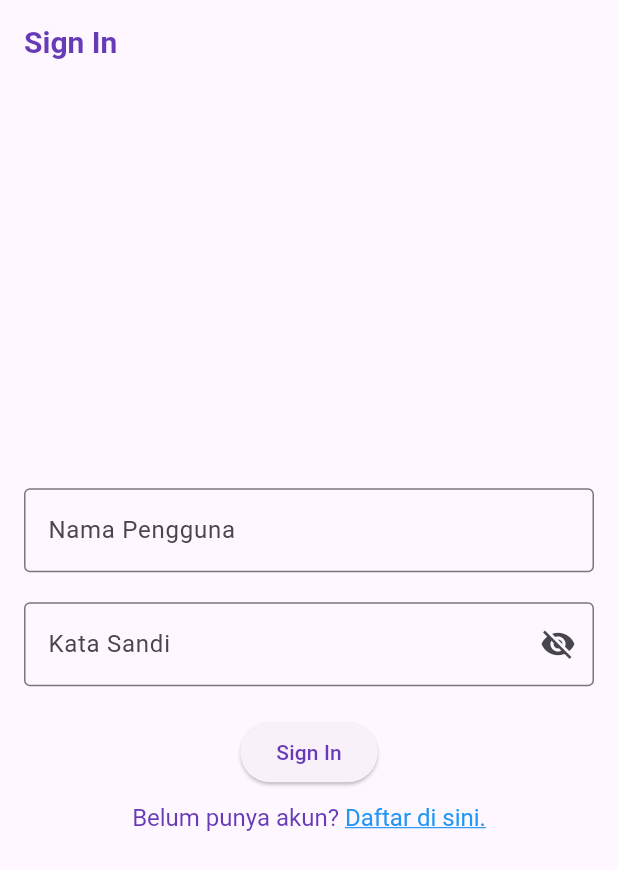
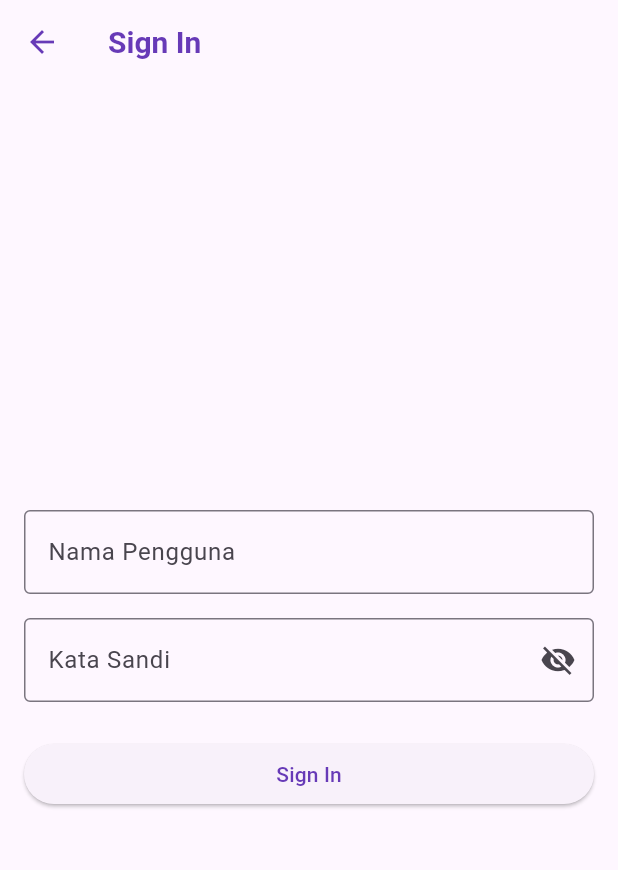
Before and after one commit to nadasalsa10/wisata_candi_Nada, a Flutter app: the SignInScreen screen opened directly, after a tap on "Sign In", on a phone screen of 412 x 824 dp. Shown: the top 870 px of the screen. Run offline on Flutter 3.47's test engine with Material 3 defaults, Android fonts, the phone set to English and light mode, and no system bars.

Commit message:
Tambah state management Provider untuk favorit dan sign in

```diff
--- a/lib/providers/favorite_provider.dart
+++ b/lib/providers/favorite_provider.dart
@@ -16,4 +16,9 @@
     }
     notifyListeners();
   }
+
+  void clearAll() {
+    _favorites.clear();
+    notifyListeners();
+  }
 }
--- a/lib/screen/sign_in_screen.dart
+++ b/lib/screen/sign_in_screen.dart
@@ -1,5 +1,6 @@
-import 'package:flutter/gestures.dart';
 import 'package:flutter/material.dart';
+import 'package:provider/provider.dart';
+import 'package:wisata_candi_nada/providers/auth_provider.dart';
 
 class SignInScreen extends StatefulWidget {
   const SignInScreen({super.key});
@@ -9,31 +10,37 @@
 }
 
 class _SignInScreenState extends State<SignInScreen> {
-  // TODO: 1. Deklarasikan variabel
   final TextEditingController _usernameController = TextEditingController();
   final TextEditingController _passwordController = TextEditingController();
 
-  String _errorText = '';
-  bool _isSignedIn = false;
+  // Ephemeral state: hanya dipakai di layar ini, jadi cukup setState
   bool _obscurePassword = true;
+
+  @override
+  void dispose() {
+    _usernameController.dispose();
+    _passwordController.dispose();
+    super.dispose();
+  }
+
+  // App state: status sign in disimpan di AuthProvider
+  void _signIn() {
+    final name = _usernameController.text.trim();
+    if (name.isEmpty) return;
+    context.read<AuthProvider>().signIn(name);
+    Navigator.pop(context);
+  }
 
   @override
   Widget build(BuildContext context) {
     return Scaffold(
-      // TODO: 2. Pasang AppBar
       appBar: AppBar(title: const Text('Sign In')),
-      // TODO: 3. Pasang body
       body: Center(
         child: SingleChildScrollView(
-          child: Padding(
           padding: const EdgeInsets.all(16),
-            child: Form(
           child: Column(
-                // TODO: 4. Atur alignment
             mainAxisAlignment: MainAxisAlignment.center,
-                crossAxisAlignment: CrossAxisAlignment.center,
             children: [
-                  // TODO: 5. Pasang TextFormField nama pengguna
               TextFormField(
                 controller: _usernameController,
                 decoration: const InputDecoration(
@@ -41,14 +48,12 @@
                   border: OutlineInputBorder(),
                 ),
               ),
-
-                  // TODO: 6. Pasang TextFormField kata sandi
-                  const SizedBox(height: 20),
+              const SizedBox(height: 16),
               TextFormField(
                 controller: _passwordController,
+                obscureText: _obscurePassword,
                 decoration: InputDecoration(
                   labelText: 'Kata Sandi',
-                      errorText: _errorText.isNotEmpty ? _errorText : null,
                   border: const OutlineInputBorder(),
                   suffixIcon: IconButton(
                     onPressed: () {
@@ -63,36 +68,16 @@
                     ),
                   ),
                 ),
-                    obscureText: _obscurePassword,
               ),
-
-                  // TODO: 7. Pasang ElevatedButton Sign In
-                  const SizedBox(height: 20),
-                  ElevatedButton(
-                    onPressed: () {},
+              const SizedBox(height: 24),
+              SizedBox(
+                width: double.infinity,
+                child: ElevatedButton(
+                  onPressed: _signIn,
                   child: const Text('Sign In'),
                 ),
-
-                  // TODO: 8. Pasang TextButton Sign Up
-                    const SizedBox(height: 10),
-                  RichText(
-                    text: TextSpan(
-                      text: 'Belum punya akun? ',
-                      style: const TextStyle(fontSize: 16, color: Colors.deepPurple),
-                      children: [
-                        TextSpan(
-                          text: 'Daftar di sini.',
-                          style: const TextStyle(
-                              color: Colors.blue,
-                              decoration: TextDecoration.underline),
-                          recognizer: TapGestureRecognizer()..onTap = () {},
               ),
             ],
-                    ),
-                  ),
-                ],   // <- penutup children Column
-              ),
-            ),
           ),
         ),
       ),
```
Also changed, not shown: lib/main.dart (+16 -2 lines), lib/screen/detail_screen.dart (+31 -23 lines), lib/screen/profile_screen.dart (+7 -13 lines). Lines whose indentation alone changed are shown as unchanged.
